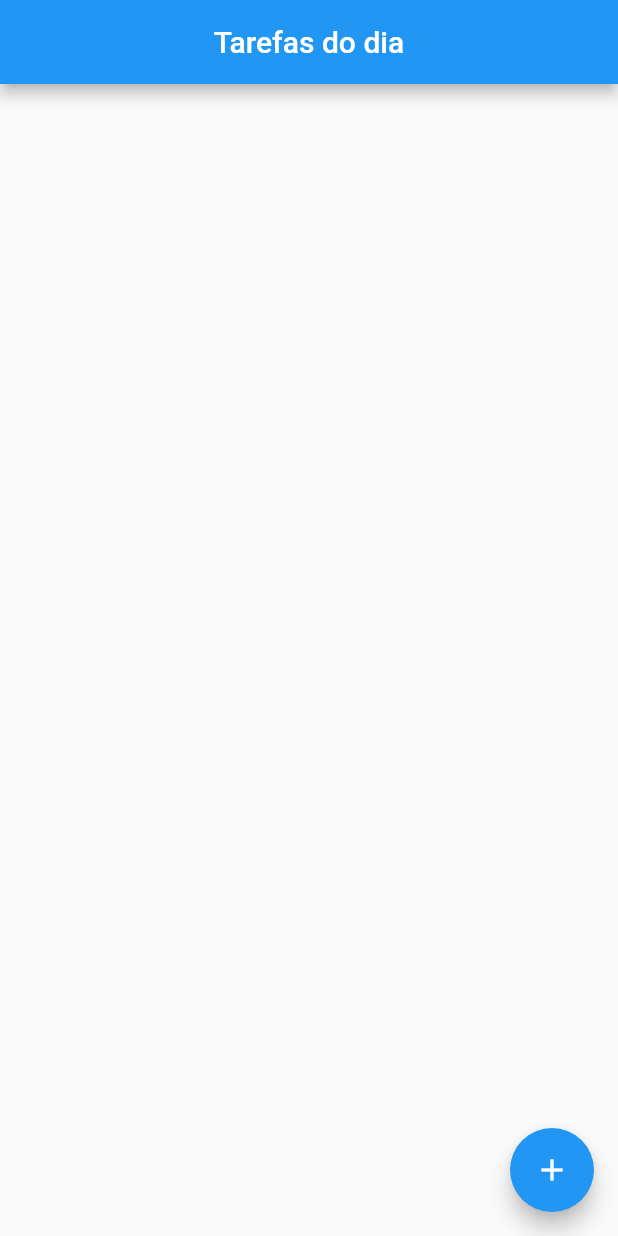
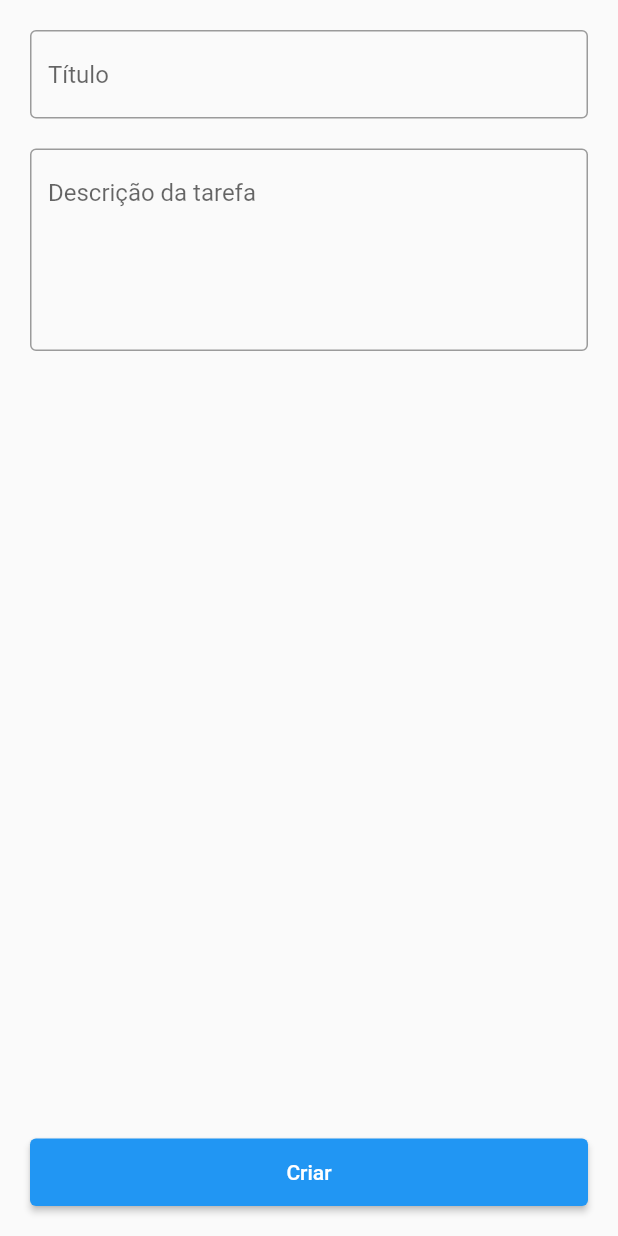
Before and after one commit to Innoue/FlutterLessons, a Flutter app: the screen it shows after launch, on a phone screen of 412 x 824 dp. Run offline on Flutter 3.47's test engine with Material 2 defaults, Android fonts, the phone set to English and light mode, and no system bars; our stand-ins replace google_fonts; missing offline and left inert: dart:ffi.

Commit message:
New page for new tasks

```diff
--- a/task_list_3/lib/apps/app_android.dart
+++ b/task_list_3/lib/apps/app_android.dart
@@ -1,6 +1,6 @@
 import 'package:flutter/material.dart';
 import '../pages/home_page_android.dart';
-
+import '../pages/new_task_page.dart';
 
 class MyApp extends StatelessWidget {
   const MyApp({Key? key}) : super(key: key);
@@ -11,7 +11,7 @@ class MyApp extends StatelessWidget {
     return MaterialApp(
       debugShowCheckedModeBanner: false,
       title: 'Flutter Demo',
-      home: const MyHomePage(),
+      home: NewTask(),
     );
   }
 }
--- /dev/null
+++ b/task_list_3/lib/pages/new_task_page.dart
@@ -0,0 +1,59 @@
+import 'package:flutter/material.dart';
+
+class NewTask extends StatelessWidget {
+  NewTask({Key? key}) : super(key: key);
+
+  TextEditingController _titleTask = TextEditingController();
+  TextEditingController _descTask = TextEditingController();
+
+  @override
+  Widget build(BuildContext context) {
+    return Scaffold(
+      body: SafeArea(
+        child: Column(
+          children: [
+            Padding(
+              padding: const EdgeInsets.all(20.0),
+              child: TextField(
+                decoration: InputDecoration(
+                  hintText: 'Título',
+                  border: OutlineInputBorder(),
+                ),
+                controller: _titleTask,
+              ),
+            ),
+            Padding(
+              padding: const EdgeInsets.symmetric(horizontal: 20.0),
+              child: TextField(
+                decoration: InputDecoration(
+                  hintText: 'Descrição da tarefa',
+                  border: OutlineInputBorder(),
+                ),
+                controller: _descTask,
+                maxLines: 5,
+              ),
+            ),
+            Expanded(
+              child: Container(),
+            ),
+            Padding(
+              padding: const EdgeInsets.all(20.0),
+              child: SizedBox(
+                width: double.infinity,
+                height: 45,
+                child: ElevatedButton(
+                  child: Text("Criar"),
+                  onPressed: () {
+                    String title = _titleTask.text.toString();
+                    String desc = _descTask.text.toString();
+                    print("Title = $title \n Description = $desc");
+                  },
+                ),
+              ),
+            ),
+          ],
+        ),
+      ),
+    );
+  }
+}
```
